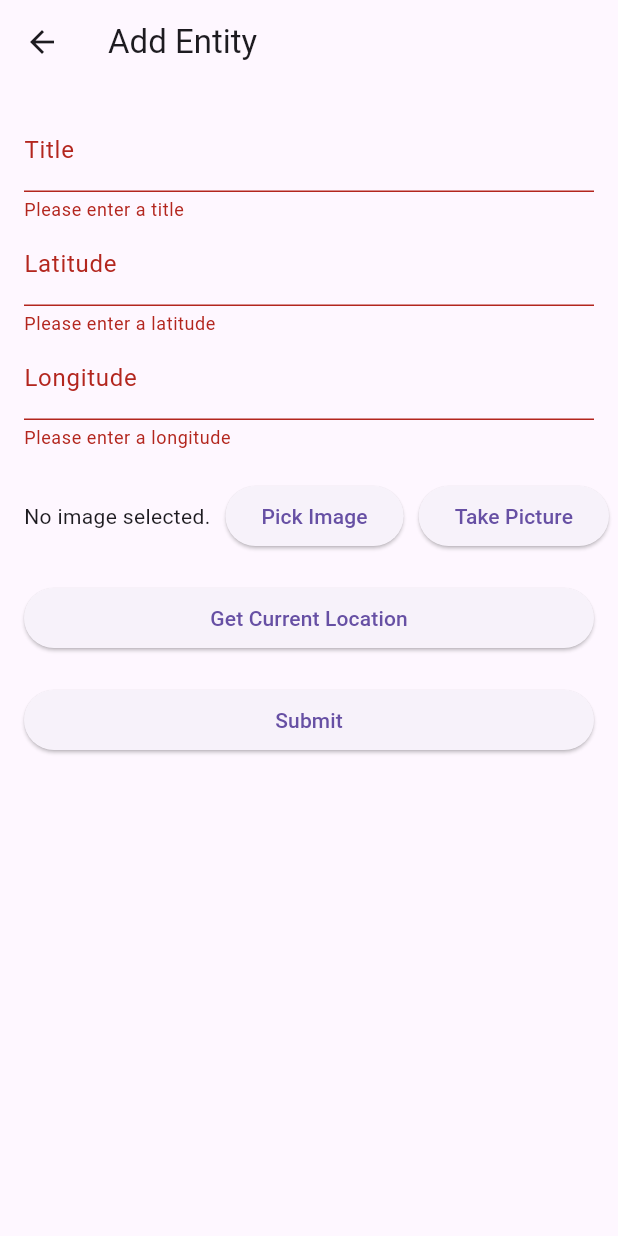
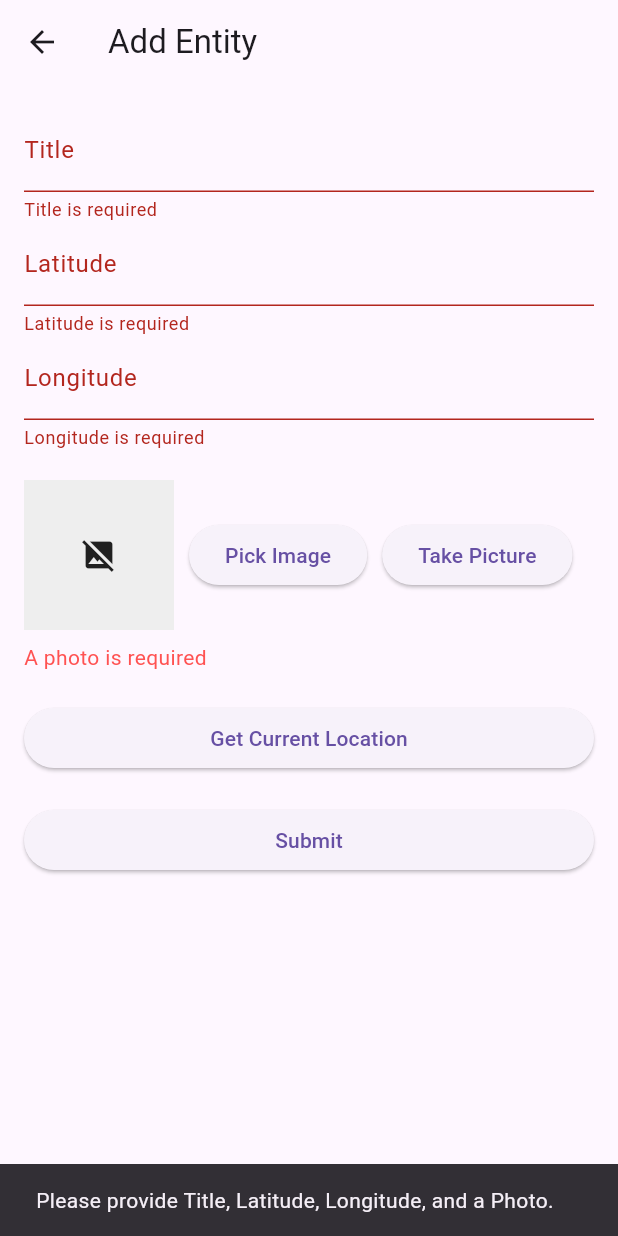
Before and after one commit to smrafy20/489_MID, a Flutter app: the EntityFormScreen screen opened directly, after a tap on "Submit", on a phone screen of 412 x 824 dp. Run offline on Flutter 3.47's test engine with Material 3 defaults, Android fonts, the light colour scheme and no system bars; our stand-ins replace cached_network_image, camera, flutter_map, geolocator, image_picker, latlong2; network calls fail.

Commit message:
Form attributes as required filed

```diff
--- a/map_2/lib/screens/entity_form_screen.dart
+++ b/map_2/lib/screens/entity_form_screen.dart
@@ -23,6 +23,9 @@ class _EntityFormScreenState extends State<EntityFormScreen> {
   late double _lon;
   File? _image;
   bool _isSubmitting = false;
+  // Tracks whether we should show a validation message below the photo picker
+  bool _showImageError = false;
+
 
   final _latController = TextEditingController();
   final _lonController = TextEditingController();
@@ -74,11 +77,31 @@ class _EntityFormScreenState extends State<EntityFormScreen> {
   }
 
   Future<void> _submit() async {
-    if (_formKey.currentState!.validate()) {
+    // Validate form fields
+    final isValid = _formKey.currentState!.validate();
+
+    // Photo requirement: required for Add, optional for Edit
+    final bool imageRequired = widget.entity == null;
+    if (imageRequired && _image == null) {
+      setState(() => _showImageError = true);
+    } else {
+      setState(() => _showImageError = false);
+    }
+
+    if (!isValid || (imageRequired && _image == null)) {
+      // If validation fails, show a friendly message and stop submission
+      final msg = imageRequired
+          ? 'Please provide Title, Latitude, Longitude, and a Photo.'
+          : 'Please provide Title, Latitude, and Longitude.';
+      ScaffoldMessenger.of(context).showSnackBar(SnackBar(content: Text(msg)));
+      return;
+    }
+
     _formKey.currentState!.save();
     setState(() {
       _isSubmitting = true;
     });
+
     final entityProvider = Provider.of<EntityProvider>(context, listen: false);
     try {
       if (widget.entity == null) {
@@ -86,12 +109,15 @@ class _EntityFormScreenState extends State<EntityFormScreen> {
       } else {
         await entityProvider.updateEntity(widget.entity!.id, _title, _lat, _lon, _image?.path);
       }
+      if (!mounted) return;
       Navigator.pop(context);
     } catch (e) {
+      if (!mounted) return;
       ScaffoldMessenger.of(context).showSnackBar(
         SnackBar(content: Text('Failed to submit entity: $e')),
       );
     } finally {
+      if (mounted) {
         setState(() {
           _isSubmitting = false;
         });
@@ -117,8 +143,9 @@ class _EntityFormScreenState extends State<EntityFormScreen> {
                       initialValue: widget.entity?.title,
                       decoration: const InputDecoration(labelText: 'Title'),
                       validator: (value) {
-                        if (value == null || value.isEmpty) {
-                          return 'Please enter a title';
+                        // Require a non-empty Title
+                        if (value == null || value.trim().isEmpty) {
+                          return 'Title is required';
                         }
                         return null;
                       },
@@ -129,8 +156,13 @@ class _EntityFormScreenState extends State<EntityFormScreen> {
                       decoration: const InputDecoration(labelText: 'Latitude'),
                       keyboardType: TextInputType.number,
                       validator: (value) {
-                        if (value == null || value.isEmpty) {
-                          return 'Please enter a latitude';
+                        // Require a numeric Latitude
+                        if (value == null || value.trim().isEmpty) {
+                          return 'Latitude is required';
+                        }
+                        final v = double.tryParse(value);
+                        if (v == null || v < -90 || v > 90) {
+                          return 'Enter a valid latitude (-90 to 90)';
                         }
                         return null;
                       },
@@ -141,30 +173,44 @@ class _EntityFormScreenState extends State<EntityFormScreen> {
                       decoration: const InputDecoration(labelText: 'Longitude'),
                       keyboardType: TextInputType.number,
                       validator: (value) {
-                        if (value == null || value.isEmpty) {
-                          return 'Please enter a longitude';
+                        // Require a numeric Longitude
+                        if (value == null || value.trim().isEmpty) {
+                          return 'Longitude is required';
+                        }
+                        final v = double.tryParse(value);
+                        if (v == null || v < -180 || v > 180) {
+                          return 'Enter a valid longitude (-180 to 180)';
                         }
                         return null;
                       },
                       onSaved: (value) => _lon = double.parse(value!),
                     ),
                     const SizedBox(height: 20),
+                    // Image is required; show preview or an error below if missing
                     Row(
+                      crossAxisAlignment: CrossAxisAlignment.center,
                       children: [
                         _image == null
-                            ? const Text('No image selected.')
-                            : Image.file(_image!, width: 100, height: 100),
+                            ? Container(
+                                width: 100,
+                                height: 100,
+                                color: Colors.grey.shade200,
+                                child: const Icon(Icons.image_not_supported),
+                              )
+                            : Image.file(_image!, width: 100, height: 100, fit: BoxFit.cover),
                         const SizedBox(width: 10),
-                        ElevatedButton(
-                          onPressed: _pickImage,
-                          child: const Text('Pick Image'),
+                        ElevatedButton(onPressed: _pickImage, child: const Text('Pick Image')),
+                        const SizedBox(width: 10),
+                        ElevatedButton(onPressed: _takePicture, child: const Text('Take Picture')),
+                      ],
                     ),
-                        const SizedBox(width: 10),
-                        ElevatedButton(
-                          onPressed: _takePicture,
-                          child: const Text('Take Picture'),
+                    if (_showImageError)
+                      const Padding(
+                        padding: EdgeInsets.only(top: 8.0),
+                        child: Text(
+                          'A photo is required',
+                          style: TextStyle(color: Colors.redAccent),
                         ),
-                      ],
                       ),
                     const SizedBox(height: 20),
                     ElevatedButton(
```
Lines whose indentation alone changed are shown as unchanged.
